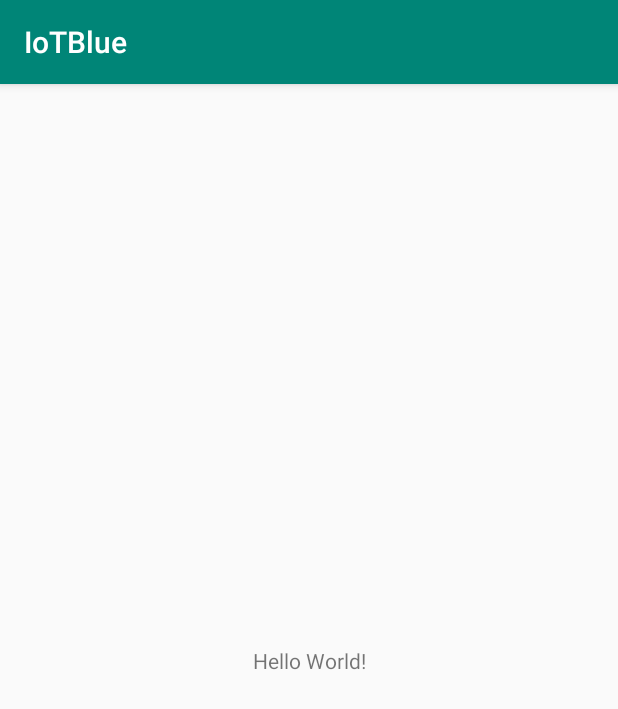
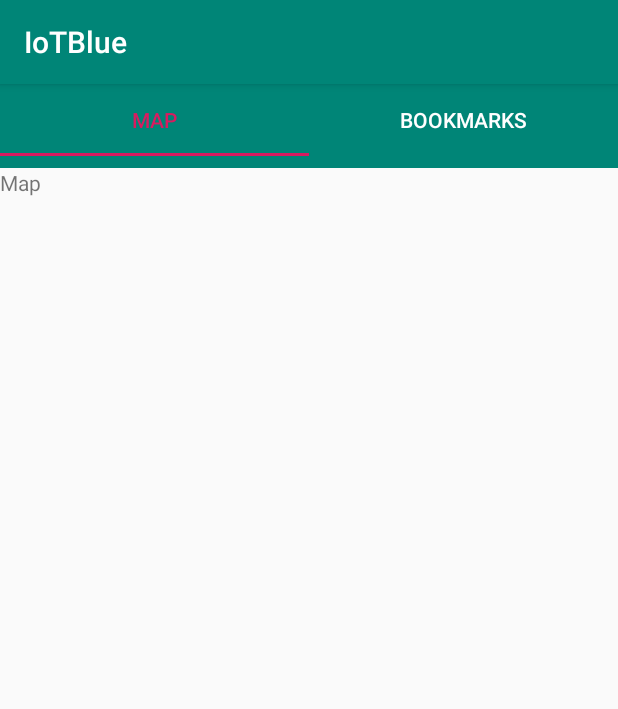
Before and after one commit to HossamOnsy/WeatherApp, an Android app: the screen it shows after launch (MainActivity), on a phone screen of 412 x 824 dp. Shown: the top 709 px of the screen. Run offline under Robolectric (Android 15) with nearby library versions, the phone set to English and light mode, and no system bars.

Commit message:
Fragment Skeletons , Tablayout and ViewPager added

```diff
--- a/app/src/main/AndroidManifest.xml
+++ b/app/src/main/AndroidManifest.xml
@@ -12,7 +12,9 @@
             android:roundIcon="@mipmap/ic_launcher_round"
             android:supportsRtl="true"
             android:theme="@style/AppTheme">
-        <activity android:name=".MainActivity">
+        <activity android:name=".ui.activities.TodaysWeatherActivity">
+        </activity>
+        <activity android:name=".ui.activities.MainActivity">
             <intent-filter>
                 <action android:name="android.intent.action.MAIN"/>
 
--- a/app/src/main/java/com/sam/iotblue/di/component/ViewModelComponent.kt
+++ b/app/src/main/java/com/sam/iotblue/di/component/ViewModelComponent.kt
@@ -1,7 +1,7 @@
 package com.sam.iotblue.di.component
 
 import com.sam.iotblue.di.modules.NetworkModule
-import com.sam.iotblue.MainActivity
+import com.sam.iotblue.ui.activities.MainActivity
 import dagger.Component
 
 
--- /dev/null
+++ b/app/src/main/java/com/sam/iotblue/ui/activities/MainActivity.kt
@@ -0,0 +1,71 @@
+package com.sam.iotblue.ui.activities
+
+import androidx.appcompat.app.AppCompatActivity
+import android.os.Bundle
+import androidx.viewpager.widget.ViewPager
+import com.google.android.material.tabs.TabLayout
+import com.sam.iotblue.R
+import com.sam.iotblue.ui.adapters.MyViewPageStateAdapter
+import com.sam.iotblue.ui.fragments.BookmarkListFragment
+import com.sam.iotblue.ui.fragments.MapFragment
+
+class MainActivity : AppCompatActivity() {
+
+    lateinit var viewPager: ViewPager
+    lateinit var tabLayout: TabLayout
+
+
+    override fun onCreate(savedInstanceState: Bundle?) {
+        super.onCreate(savedInstanceState)
+        setContentView(R.layout.activity_main)
+        initViews()
+        setStatePageAdapter()
+        tabLayout.addOnTabSelectedListener(object : TabLayout.OnTabSelectedListener {
+            override fun onTabSelected(tab: TabLayout.Tab) {
+
+                viewPager.currentItem = tab.position
+                val fm = supportFragmentManager
+                val ft = fm.beginTransaction()
+                val count = fm.backStackEntryCount
+                if (count >= 1) {
+                    supportFragmentManager.popBackStack()
+                }
+                ft.commit()
+            }
+
+            override fun onTabUnselected(tab: TabLayout.Tab) {
+                // setAdapter();
+
+
+            }
+
+            override fun onTabReselected(tab: TabLayout.Tab) {
+
+                //   viewPager.notifyAll();
+            }
+        })
+    }
+
+    private fun  initViews(){
+        viewPager = findViewById<ViewPager>(R.id.pager)
+        tabLayout = findViewById<TabLayout>(R.id.tabs)
+    }
+
+    private fun setStatePageAdapter(){
+
+        val myViewPageStateAdapter = MyViewPageStateAdapter(supportFragmentManager)
+        myViewPageStateAdapter.addFragment(MapFragment(),"Map")
+        myViewPageStateAdapter.addFragment(BookmarkListFragment(),"Bookmarks")
+
+        viewPager.adapter=myViewPageStateAdapter
+        tabLayout.setupWithViewPager(viewPager,true)
+//        setTabIcons()
+
+    }
+
+//    private fun setTabIcons() {
+//
+//    }
+
+
+}
--- /dev/null
+++ b/app/src/main/java/com/sam/iotblue/ui/adapters/MyViewPageStateAdapter.kt
@@ -0,0 +1,28 @@
+package com.sam.iotblue.ui.adapters
+
+import androidx.fragment.app.Fragment
+import androidx.fragment.app.FragmentManager
+import androidx.fragment.app.FragmentStatePagerAdapter
+
+class MyViewPageStateAdapter(fm: FragmentManager): FragmentStatePagerAdapter(fm, BEHAVIOR_RESUME_ONLY_CURRENT_FRAGMENT){
+        val fragmentList:MutableList<Fragment> = ArrayList<Fragment>()
+        val fragmentTitleList:MutableList<String> = ArrayList<String>()
+
+        override fun getItem(position: Int): Fragment {
+            return fragmentList.get(position)
+        }
+
+        override fun getCount(): Int {
+            return fragmentList.size
+        }
+
+        override fun getPageTitle(position: Int): CharSequence? {
+            return fragmentTitleList.get(position)
+        }
+
+        fun addFragment(fragment:Fragment,title:String){
+            fragmentList.add(fragment)
+            fragmentTitleList.add(title)
+
+        }
+    }
--- /dev/null
+++ b/app/src/main/java/com/sam/iotblue/ui/fragments/BookmarkListFragment.kt
@@ -0,0 +1,33 @@
+package com.sam.iotblue.ui.fragments
+
+import androidx.lifecycle.ViewModelProviders
+import android.os.Bundle
+import androidx.fragment.app.Fragment
+import android.view.LayoutInflater
+import android.view.View
+import android.view.ViewGroup
+
+import com.sam.iotblue.R
+
+class BookmarkListFragment : Fragment() {
+
+    companion object {
+        fun newInstance() = BookmarkListFragment()
+    }
+
+    private lateinit var viewModel: BookmarkListViewModel
+
+    override fun onCreateView(
+        inflater: LayoutInflater, container: ViewGroup?,
+        savedInstanceState: Bundle?
+    ): View? {
+        return inflater.inflate(R.layout.bookmark_list_fragment, container, false)
+    }
+
+    override fun onActivityCreated(savedInstanceState: Bundle?) {
+        super.onActivityCreated(savedInstanceState)
+        viewModel = ViewModelProviders.of(this).get(BookmarkListViewModel::class.java)
+        // TODO: Use the ViewModel
+    }
+
+}
--- /dev/null
+++ b/app/src/main/java/com/sam/iotblue/ui/fragments/BookmarkListViewModel.kt
@@ -0,0 +1,7 @@
+package com.sam.iotblue.ui.fragments
+
+import androidx.lifecycle.ViewModel;
+
+class BookmarkListViewModel : ViewModel() {
+    // TODO: Implement the ViewModel
+}
--- /dev/null
+++ b/app/src/main/java/com/sam/iotblue/ui/fragments/MapFragment.kt
@@ -0,0 +1,33 @@
+package com.sam.iotblue.ui.fragments
+
+import androidx.lifecycle.ViewModelProviders
+import android.os.Bundle
+import androidx.fragment.app.Fragment
+import android.view.LayoutInflater
+import android.view.View
+import android.view.ViewGroup
+
+import com.sam.iotblue.R
+
+class MapFragment : Fragment() {
+
+    companion object {
+        fun newInstance() = MapFragment()
+    }
+
+    private lateinit var viewModel: MapViewModel
+
+    override fun onCreateView(
+        inflater: LayoutInflater, container: ViewGroup?,
+        savedInstanceState: Bundle?
+    ): View? {
+        return inflater.inflate(R.layout.map_fragment, container, false)
+    }
+
+    override fun onActivityCreated(savedInstanceState: Bundle?) {
+        super.onActivityCreated(savedInstanceState)
+        viewModel = ViewModelProviders.of(this).get(MapViewModel::class.java)
+        // TODO: Use the ViewModel
+    }
+
+}
--- /dev/null
+++ b/app/src/main/java/com/sam/iotblue/ui/fragments/MapViewModel.kt
@@ -0,0 +1,7 @@
+package com.sam.iotblue.ui.fragments
+
+import androidx.lifecycle.ViewModel;
+
+class MapViewModel : ViewModel() {
+    // TODO: Implement the ViewModel
+}
--- a/app/src/main/res/layout/activity_main.xml
+++ b/app/src/main/res/layout/activity_main.xml
@@ -5,15 +5,39 @@
         xmlns:app="http://schemas.android.com/apk/res-auto"
         android:layout_width="match_parent"
         android:layout_height="match_parent"
-        tools:context=".MainActivity">
+        tools:context=".ui.activities.MainActivity">
 
-    <TextView
-            android:layout_width="wrap_content"
+    <!--<FrameLayout-->
+    <!--android:id="@+id/host_nav"-->
+    <!--android:layout_width="0sp"-->
+    <!--android:layout_height="0sp"-->
+    <!--app:layout_constraintTop_toTopOf="parent"-->
+    <!--app:layout_constraintBottom_toBottomOf="@id/guideline"-->
+    <!--app:layout_constraintStart_toStartOf="parent"-->
+    <!--app:layout_constraintEnd_toEndOf="parent"-->
+    <!--/>-->
+
+    <com.google.android.material.tabs.TabLayout
+            android:id="@+id/tabs"
+            android:layout_width="match_parent"
             android:layout_height="wrap_content"
-            android:text="Hello World!"
+            app:tabMode="fixed"
+            android:background="?attr/colorPrimary"
+            android:minHeight="?attr/actionBarSize"
+            app:layout_constraintTop_toTopOf="parent"
+            app:layout_constraintStart_toStartOf="parent"
+            app:layout_constraintEnd_toEndOf="parent"
+            app:layout_constraintBottom_toTopOf="@id/pager"
+            app:tabGravity="fill"
+            app:tabTextColor="#FFF"
+            app:tabSelectedTextColor="@color/colorAccent"
+    />
+    <androidx.viewpager.widget.ViewPager
+            android:id="@+id/pager"
+            app:layout_constraintTop_toBottomOf="@id/tabs"
             app:layout_constraintBottom_toBottomOf="parent"
-            app:layout_constraintLeft_toLeftOf="parent"
-            app:layout_constraintRight_toRightOf="parent"
-            app:layout_constraintTop_toTopOf="parent"/>
-
+            app:layout_constraintStart_toStartOf="parent"
+            app:layout_constraintEnd_toEndOf="parent"
+            android:layout_width="match_parent"
+            android:layout_height="0sp"/>
 </androidx.constraintlayout.widget.ConstraintLayout>
--- /dev/null
+++ b/app/src/main/res/layout/map_fragment.xml
@@ -0,0 +1,14 @@
+<?xml version="1.0" encoding="utf-8"?>
+<FrameLayout
+        xmlns:android="http://schemas.android.com/apk/res/android"
+        xmlns:tools="http://schemas.android.com/tools"
+        android:layout_width="match_parent"
+        android:layout_height="match_parent"
+        tools:context=".ui.fragments.MapFragment">
+
+    <TextView
+            android:layout_width="match_parent"
+            android:layout_height="match_parent"
+            android:text="Map"/>
+
+</FrameLayout>
```
Also changed, not shown: app/build.gradle (+4 -6 lines), app/src/main/java/com/sam/iotblue/ui/activities/TodaysWeatherActivity.kt (renamed from app/src/main/java/com/sam/iotblue/MainActivity.kt, +3 -5 lines), app/src/main/res/layout/activity_todays_weather.xml (added, +10 -0 lines), app/src/main/res/layout/bookmark_list_fragment.xml (added, +14 -0 lines).
